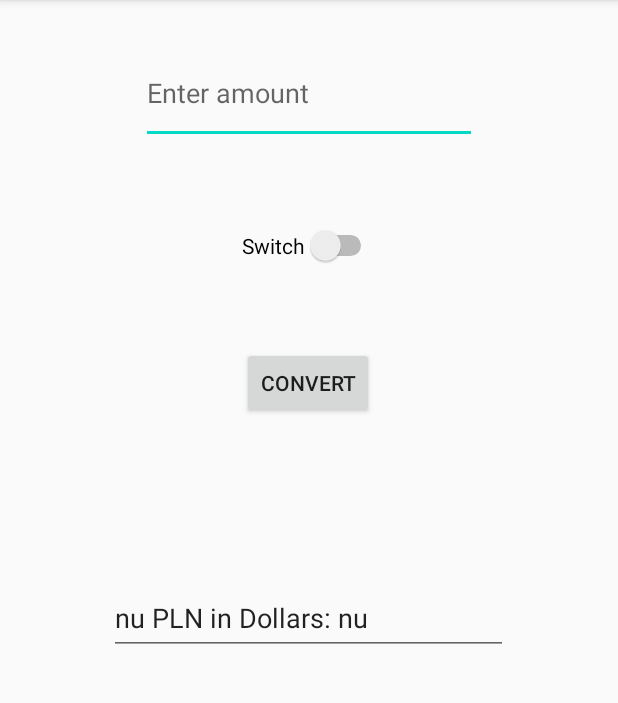
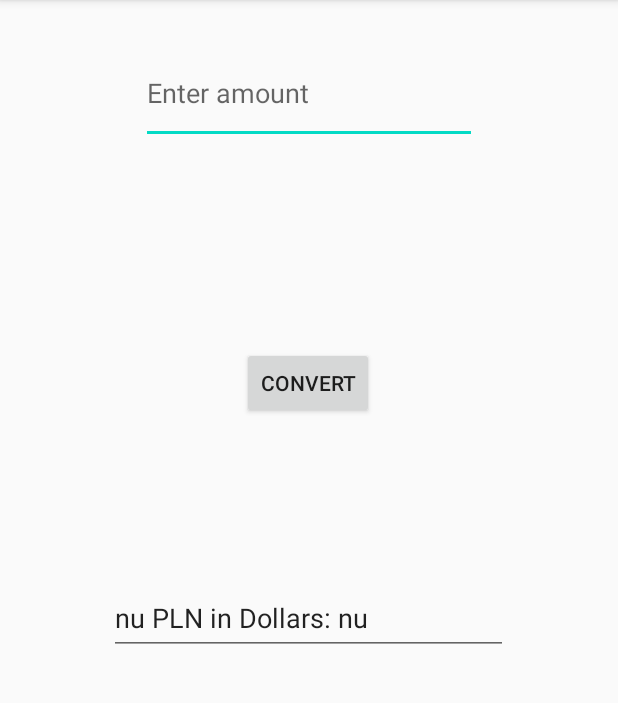
Before and after one commit to Cooplix/CurrencyConverter, an Android app: the screen it shows after launch (MainActivity), after a tap on "CONVERT", on a phone screen of 412 x 824 dp, the part 84-787 px from its top. Run offline under Robolectric (Android 15) with nearby library versions, the phone set to English and light mode, and no system bars; 2 statements that could not run were skipped.

Commit message:
Add parsing web-page to get current exchange rates

```diff
--- a/app/build.gradle
+++ b/app/build.gradle
@@ -26,6 +26,7 @@ dependencies {
     implementation fileTree(dir: "libs", include: ["*.jar"])
     implementation 'androidx.appcompat:appcompat:1.1.0'
     implementation 'androidx.constraintlayout:constraintlayout:1.1.3'
+    implementation 'org.jsoup:jsoup:1.13.1'
     testImplementation 'junit:junit:4.12'
     androidTestImplementation 'androidx.test.ext:junit:1.1.1'
     androidTestImplementation 'androidx.test.espresso:espresso-core:3.2.0'
--- a/app/src/main/AndroidManifest.xml
+++ b/app/src/main/AndroidManifest.xml
@@ -1,6 +1,7 @@
 <?xml version="1.0" encoding="utf-8"?>
 <manifest xmlns:android="http://schemas.android.com/apk/res/android"
     package="com.example.currencyconverter">
+    <uses-permission android:name="android.permission.INTERNET"/>
 
     <application
         android:allowBackup="true"
--- /dev/null
+++ b/app/src/main/java/com/example/currencyconverter/JSOUPManager.java
@@ -0,0 +1,63 @@
+package com.example.currencyconverter;
+
+import android.util.Log;
+
+import org.jsoup.Jsoup;
+import org.jsoup.nodes.Document;
+import org.jsoup.nodes.Element;
+import org.jsoup.select.Elements;
+
+import java.io.IOException;
+
+public class JSOUPManager {
+    private Document document;
+    private Thread secondThread;
+    private Runnable runnable;
+
+
+    public void init() { //method who init second thread
+        //in main thread we can't download web-page
+        runnable = new Runnable() {
+
+            @Override
+            public void run() {
+                getWeb();
+            }
+        };
+
+        //start second thread
+        secondThread = new Thread(runnable);
+        secondThread.start();
+    }
+
+
+    private void getWeb() { //get web page
+        try {
+            document = Jsoup.connect("https://internetowykantor.pl/kursy-walut/").get();
+
+            Elements getTBody = document.getElementsByTag("tbody"); //get all tbody from page
+            Element allCurrencyTBody = getTBody.get(0);
+            Elements getElementsFromTable = allCurrencyTBody.children();
+
+            Element euroElement = getElementsFromTable.get(0);
+            Elements getEuroPurchase = euroElement.children();
+
+            Element dollarElement = getElementsFromTable.get(1);
+            Elements getDollarPurchase = dollarElement.children();
+
+            Element swissFrancElement = getElementsFromTable.get(2);
+            Elements getSwissFrancPurchase = swissFrancElement.children();
+
+            Element poundSterlingElement = getElementsFromTable.get(3);
+            Elements getPoundSterlingPurchase = poundSterlingElement.children();
+
+
+            Log.d("MyLog", "Euro Purchase : " + getEuroPurchase.get(1).text());
+            Log.d("MyLog", "USD Purchase : " + getDollarPurchase.get(1).text());
+            Log.d("MyLog", "CHF Purchase : " + getSwissFrancPurchase.get(1).text());
+            Log.d("MyLog", "GBP Purchase : " + getPoundSterlingPurchase.get(1).text());
+        } catch (IOException e) {
+            e.printStackTrace();
+        }
+    }
+}
--- a/app/src/main/java/com/example/currencyconverter/MainActivity.java
+++ b/app/src/main/java/com/example/currencyconverter/MainActivity.java
@@ -12,10 +12,14 @@ import static android.widget.Toast.*;
 
 public class MainActivity extends AppCompatActivity {
 
+
     @Override
     protected void onCreate(Bundle savedInstanceState) {
         super.onCreate(savedInstanceState);
         setContentView(R.layout.activity_main);
+
+        JSOUPManager jsoupManager = new JSOUPManager();
+        jsoupManager.init();
     }
 
     public void onClickConvert(View view) {
--- a/app/src/main/res/layout/activity_main.xml
+++ b/app/src/main/res/layout/activity_main.xml
@@ -52,14 +52,4 @@
         app:layout_constraintTop_toBottomOf="@+id/button"
         app:layout_constraintVertical_bias="0.0" />
 
-    <Switch
-        android:id="@+id/switch1"
-        android:layout_width="wrap_content"
-        android:layout_height="wrap_content"
-        android:text="Switch"
-        app:layout_constraintBottom_toTopOf="@+id/button"
-        app:layout_constraintEnd_toEndOf="parent"
-        app:layout_constraintStart_toStartOf="parent"
-        app:layout_constraintTop_toBottomOf="@+id/amountEditText" />
-
 </androidx.constraintlayout.widget.ConstraintLayout>
```
